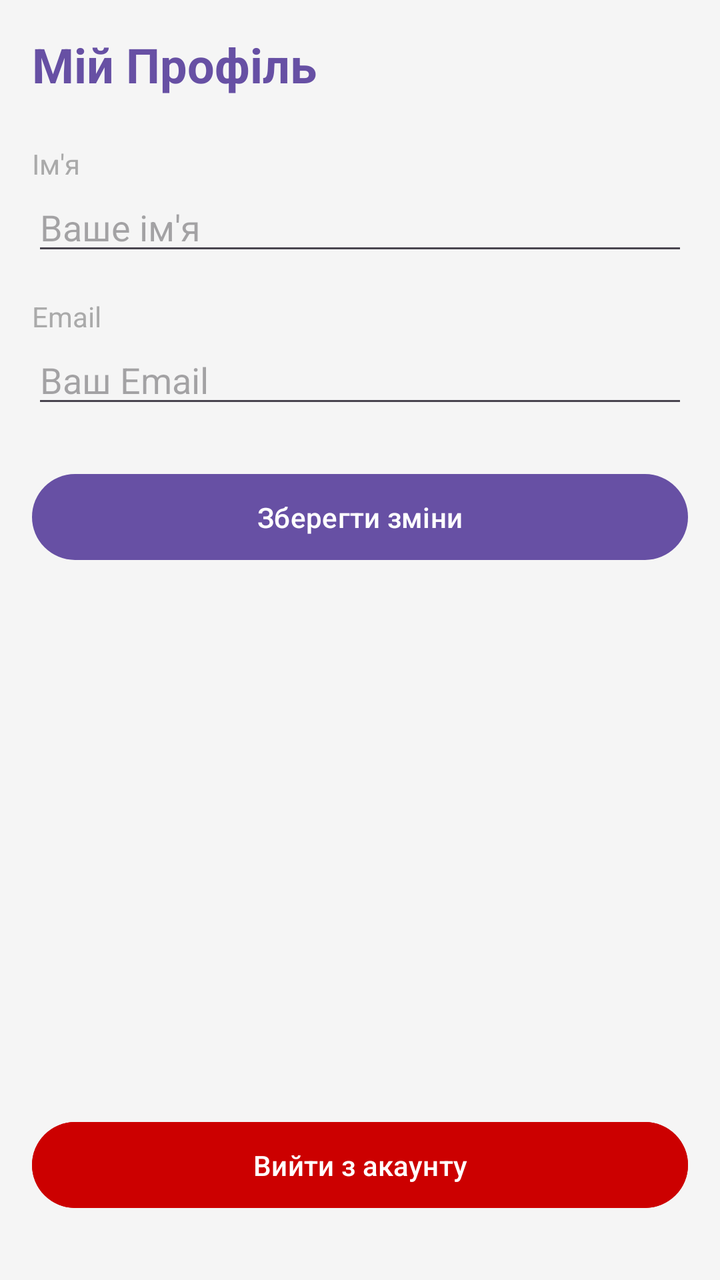
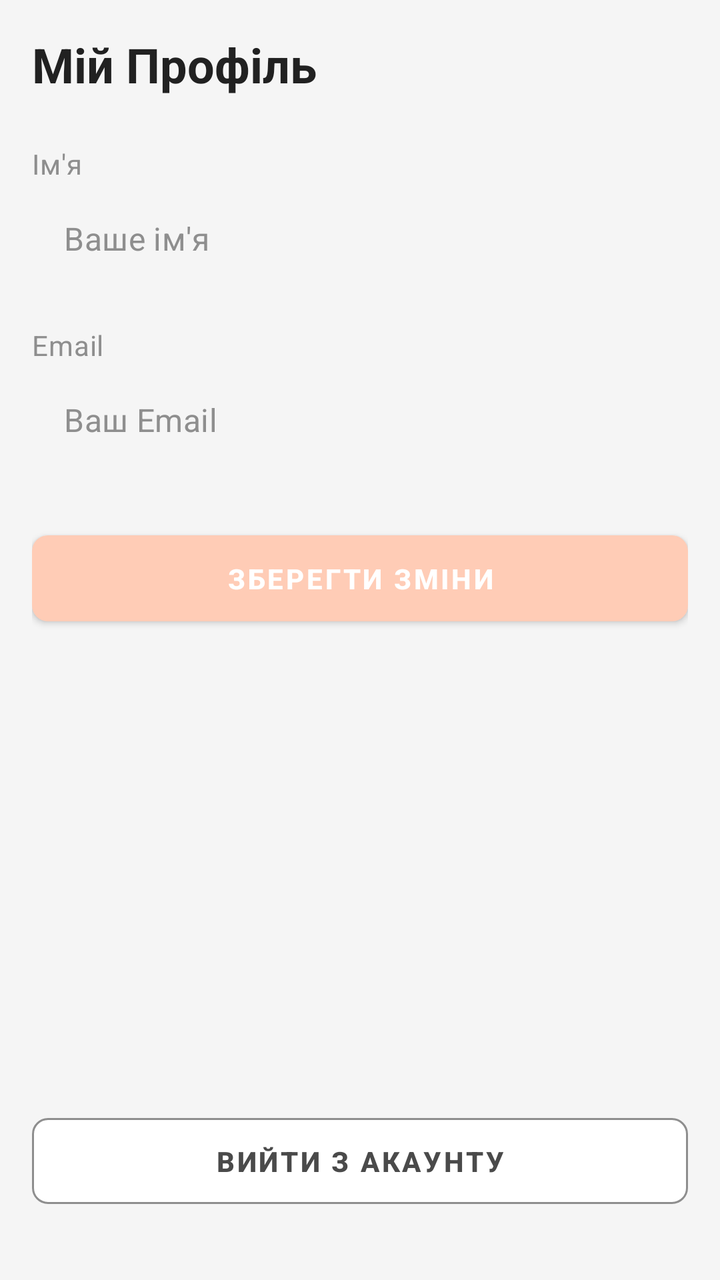

The first picture is an Android layout as it rendered before a commit; the second is the same layout after the commit. The layout source and the unified diff follow.
<!-- AndroidManifest.xml: application theme Theme.TASKFORGE -->
<!-- res/layout/fragment_profile.xml -->
<?xml version="1.0" encoding="utf-8"?>
<LinearLayout xmlns:android="http://schemas.android.com/apk/res/android"
    android:layout_width="match_parent"
    android:layout_height="match_parent"
    android:orientation="vertical"
    android:padding="16dp"
    android:background="#F5F5F5">

    <TextView
        android:layout_width="wrap_content"
        android:layout_height="wrap_content"
        android:text="Мій Профіль"
        android:textSize="24sp"
        android:textStyle="bold"
        android:layout_marginBottom="24dp"
        android:textColor="?attr/colorPrimary" />

    <TextView
        android:layout_width="wrap_content"
        android:layout_height="wrap_content"
        android:text="Ім'я"
        android:textSize="14sp"
        android:textColor="@android:color/darker_gray" />

    <EditText
        android:id="@+id/etProfileName"
        android:layout_width="match_parent"
        android:layout_height="wrap_content"
        android:hint="Ваше ім'я"
        android:inputType="textPersonName"
        android:layout_marginBottom="16dp" />

    <TextView
        android:layout_width="wrap_content"
        android:layout_height="wrap_content"
        android:text="Email"
        android:textSize="14sp"
        android:textColor="@android:color/darker_gray" />

    <EditText
        android:id="@+id/etProfileEmail"
        android:layout_width="match_parent"
        android:layout_height="wrap_content"
        android:hint="Ваш Email"
        android:inputType="textEmailAddress"
        android:layout_marginBottom="24dp" />

    <Button
        android:id="@+id/btnSaveProfile"
        android:layout_width="match_parent"
        android:layout_height="wrap_content"
        android:text="Зберегти зміни"
        android:padding="12dp" />

    <Space
        android:layout_width="match_parent"
        android:layout_height="0dp"
        android:layout_weight="1" />

    <Button
        android:id="@+id/btnLogout"
        android:layout_width="match_parent"
        android:layout_height="wrap_content"
        android:text="Вийти з акаунту"
        android:backgroundTint="@android:color/holo_red_dark"
        android:textColor="@android:color/white"
        android:padding="12dp"
        android:layout_marginBottom="16dp" />

</LinearLayout>
<!-- resources referenced by this layout -->
<resources>
  <style name="Base.Theme.TASKFORGE" parent="Theme.Material3.DayNight.NoActionBar">
          <item name="android:windowLightStatusBar">true</item>
          
          
      </style>
  <!-- unchanged entries left out for length: 1 -->
</resources>

<!-- the commit's change to res/layout/fragment_profile.xml (unified diff, before → after) -->
@@ -1,52 +1,55 @@
 <?xml version="1.0" encoding="utf-8"?>
 <LinearLayout xmlns:android="http://schemas.android.com/apk/res/android"
+    xmlns:app="http://schemas.android.com/apk/res-auto"
     android:layout_width="match_parent"
     android:layout_height="match_parent"
     android:orientation="vertical"
     android:padding="16dp"
-    android:background="#F5F5F5">
+    android:background="@color/ui_background">
 
     <TextView
         android:layout_width="wrap_content"
         android:layout_height="wrap_content"
         android:text="Мій Профіль"
-        android:textSize="24sp"
-        android:textStyle="bold"
+        android:textAppearance="@style/TextAppearance.TaskForge.Headline1"
         android:layout_marginBottom="24dp"
-        android:textColor="?attr/colorPrimary" />
+        android:textColor="@color/ui_heading_text" />
 
     <TextView
         android:layout_width="wrap_content"
         android:layout_height="wrap_content"
         android:text="Ім'я"
-        android:textSize="14sp"
-        android:textColor="@android:color/darker_gray" />
+        android:textAppearance="@style/TextAppearance.TaskForge.Caption" />
 
     <EditText
         android:id="@+id/etProfileName"
+        style="@style/Widget.TaskForge.EditText"
         android:layout_width="match_parent"
         android:layout_height="wrap_content"
         android:hint="Ваше ім'я"
         android:inputType="textPersonName"
+        android:backgroundTint="@color/ui_accent_secondary"
         android:layout_marginBottom="16dp" />
 
     <TextView
         android:layout_width="wrap_content"
         android:layout_height="wrap_content"
         android:text="Email"
-        android:textSize="14sp"
-        android:textColor="@android:color/darker_gray" />
+        android:textAppearance="@style/TextAppearance.TaskForge.Caption" />
 
     <EditText
         android:id="@+id/etProfileEmail"
+        style="@style/Widget.TaskForge.EditText"
         android:layout_width="match_parent"
         android:layout_height="wrap_content"
         android:hint="Ваш Email"
         android:inputType="textEmailAddress"
+        android:backgroundTint="@color/ui_accent_secondary"
         android:layout_marginBottom="24dp" />
 
-    <Button
+    <com.google.android.material.button.MaterialButton
         android:id="@+id/btnSaveProfile"
+        style="@style/Widget.TaskForge.Button.Primary"
         android:layout_width="match_parent"
         android:layout_height="wrap_content"
         android:text="Зберегти зміни"
@@ -57,13 +60,12 @@
         android:layout_height="0dp"
         android:layout_weight="1" />
 
-    <Button
+    <com.google.android.material.button.MaterialButton
         android:id="@+id/btnLogout"
+        style="@style/Widget.TaskForge.Button.Danger"
         android:layout_width="match_parent"
         android:layout_height="wrap_content"
         android:text="Вийти з акаунту"
-        android:backgroundTint="@android:color/holo_red_dark"
-        android:textColor="@android:color/white"
         android:padding="12dp"
         android:layout_marginBottom="16dp" />
 
<!-- resource entries referenced after the edit -->
@@ -1,9 +1,116 @@
 <!-- resources referenced by this layout -->
 <resources>
+  <color name="ui_accent_secondary">#DCCFF6</color>
+  <color name="ui_background">#F5F5F5</color>
+  <color name="ui_heading_text">#212121</color>
+  <style name="TextAppearance.TaskForge.Caption" parent="TextAppearance.Material3.BodyMedium">
+          <item name="android:textSize">14sp</item>
+          <item name="android:textStyle">normal</item>
+          <item name="android:fontFamily">sans-serif-medium</item>
+          <item name="android:textColor">@color/ui_hint_text</item>
+      </style>
+  <style name="TextAppearance.TaskForge.Headline1" parent="TextAppearance.Material3.HeadlineLarge">
+          <item name="android:textSize">24sp</item>
+          <item name="android:textStyle">bold</item>
+          <item name="android:fontFamily">sans-serif</item>
+          <item name="android:textColor">@color/ui_heading_text</item>
+      </style>
+  <style name="Widget.TaskForge.Button.Danger" parent="Widget.MaterialComponents.Button.OutlinedButton">
+          <item name="android:minHeight">48dp</item>
+          <item name="cornerRadius">8dp</item>
+          <item name="strokeColor">@color/ui_hint_text</item>
+          <item name="strokeWidth">1dp</item>
+          <item name="backgroundTint">@color/white</item>
+          <item name="android:textColor">@color/ui_body_text</item>
+          <item name="android:fontFamily">sans-serif-medium</item>
+      </style>
+  <style name="Widget.TaskForge.Button.Primary" parent="Widget.MaterialComponents.Button">
+          <item name="android:minHeight">48dp</item>
+          <item name="cornerRadius">8dp</item>
+          <item name="backgroundTint">@color/ui_accent_primary</item>
+          <item name="android:textColor">@color/white</item>
+          <item name="android:textStyle">bold</item>
+          <item name="android:fontFamily">sans-serif-medium</item>
+      </style>
+  <style name="Widget.TaskForge.EditText" parent="Widget.MaterialComponents.TextInputEditText.OutlinedBox">
+          <item name="android:textColor">@color/ui_body_text</item>
+          <item name="android:textColorHint">@color/ui_hint_text</item>
+          <item name="android:textSize">16sp</item>
+          <item name="android:fontFamily">sans-serif</item>
+      </style>
+  <color name="ui_hint_text">#8E8E8E</color>
+  <color name="white">#FFFFFFFF</color>
+  <color name="ui_body_text">#4A4A4A</color>
+  <color name="ui_accent_primary">#FFCCB6</color>
   <style name="Base.Theme.TASKFORGE" parent="Theme.Material3.DayNight.NoActionBar">
           <item name="android:windowLightStatusBar">true</item>
-          
-          
+          <item name="colorPrimary">@color/ui_accent_primary</item>
+          <item name="colorOnPrimary">@color/white</item>
+          <item name="colorSecondary">@color/ui_accent_secondary</item>
+          <item name="colorOnSecondary">@color/ui_heading_text</item>
+          <item name="android:colorBackground">@color/ui_background</item>
+          <item name="colorSurface">@color/white</item>
+          <item name="colorOnSurface">@color/ui_body_text</item>
+          <item name="colorOnSurfaceVariant">@color/ui_hint_text</item>
+          <item name="android:windowBackground">@color/ui_background</item>
+          <item name="android:navigationBarColor">@color/white</item>
+          <item name="android:statusBarColor">@color/ui_background</item>
+          <item name="android:fontFamily">sans-serif</item>
+          <item name="textAppearanceHeadlineLarge">@style/TextAppearance.TaskForge.Headline1</item>
+          <item name="textAppearanceTitleLarge">@style/TextAppearance.TaskForge.Headline2</item>
+          <item name="textAppearanceBodyLarge">@style/TextAppearance.TaskForge.Body</item>
+          <item name="textAppearanceBodyMedium">@style/TextAppearance.TaskForge.Caption</item>
+          <item name="materialButtonStyle">@style/Widget.TaskForge.Button.Primary</item>
+          <item name="materialCardViewStyle">@style/Widget.TaskForge.CardView</item>
+          <item name="floatingActionButtonStyle">@style/Widget.TaskForge.FAB</item>
+          <item name="textInputStyle">@style/Widget.TaskForge.TextInputLayout</item>
+          <item name="editTextStyle">@style/Widget.TaskForge.EditText</item>
+          <item name="bottomNavigationStyle">@style/Widget.TaskForge.BottomNavigationView</item>
+          <item name="materialAlertDialogTheme">@style/ThemeOverlay.TaskForge.MaterialAlertDialog</item>
+      </style>
+  <style name="TextAppearance.TaskForge.Headline2" parent="TextAppearance.Material3.TitleLarge">
+          <item name="android:textSize">20sp</item>
+          <item name="android:textStyle">normal</item>
+          <item name="android:fontFamily">sans-serif-medium</item>
+          <item name="android:textColor">@color/ui_heading_text</item>
+      </style>
+  <style name="TextAppearance.TaskForge.Body" parent="TextAppearance.Material3.BodyLarge">
+          <item name="android:textSize">16sp</item>
+          <item name="android:textStyle">normal</item>
+          <item name="android:fontFamily">sans-serif</item>
+          <item name="android:textColor">@color/ui_body_text</item>
+      </style>
+  <style name="Widget.TaskForge.CardView" parent="Widget.MaterialComponents.CardView">
+          <item name="strokeColor">@color/ui_card_border</item>
+          <item name="strokeWidth">1dp</item>
+          <item name="cardCornerRadius">10dp</item>
+          <item name="cardElevation">1dp</item>
+          <item name="cardBackgroundColor">@color/white</item>
+      </style>
+  <style name="Widget.TaskForge.FAB" parent="Widget.MaterialComponents.FloatingActionButton">
+          <item name="backgroundTint">@color/ui_accent_primary</item>
+          <item name="tint">@color/white</item>
+      </style>
+  <style name="Widget.TaskForge.TextInputLayout" parent="Widget.MaterialComponents.TextInputLayout.OutlinedBox">
+          <item name="boxBackgroundColor">@color/white</item>
+          <item name="boxStrokeColor">@color/ui_accent_secondary</item>
+          <item name="boxStrokeWidth">1dp</item>
+          <item name="boxStrokeWidthFocused">2dp</item>
+          <item name="hintTextColor">@color/ui_hint_text</item>
+      </style>
+  <style name="Widget.TaskForge.BottomNavigationView" parent="Widget.MaterialComponents.BottomNavigationView">
+          <item name="itemIconTint">@color/bottom_nav_tint</item>
+          <item name="itemTextColor">@color/bottom_nav_tint</item>
+          <item name="android:background">@color/white</item>
+      </style>
+  <style name="ThemeOverlay.TaskForge.MaterialAlertDialog" parent="ThemeOverlay.MaterialComponents.MaterialAlertDialog">
+          <item name="materialAlertDialogBodyTextStyle">@style/TextAppearance.TaskForge.Body</item>
+          <item name="shapeAppearanceOverlay">@style/ShapeAppearanceOverlay.TaskForge.Dialog</item>
+      </style>
+  <color name="ui_card_border">#E0E0E0</color>
+  <style name="ShapeAppearanceOverlay.TaskForge.Dialog" parent="">
+          <item name="cornerFamily">rounded</item>
+          <item name="cornerSize">20dp</item>
       </style>
   <!-- unchanged entries left out for length: 1 -->
 </resources>
